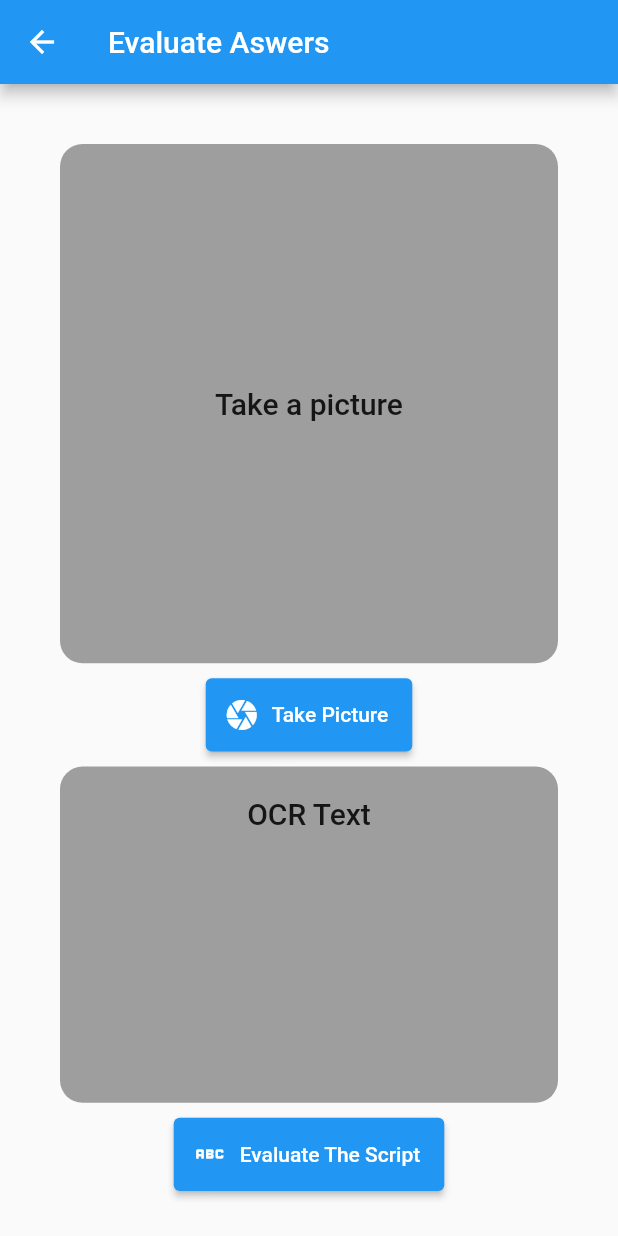
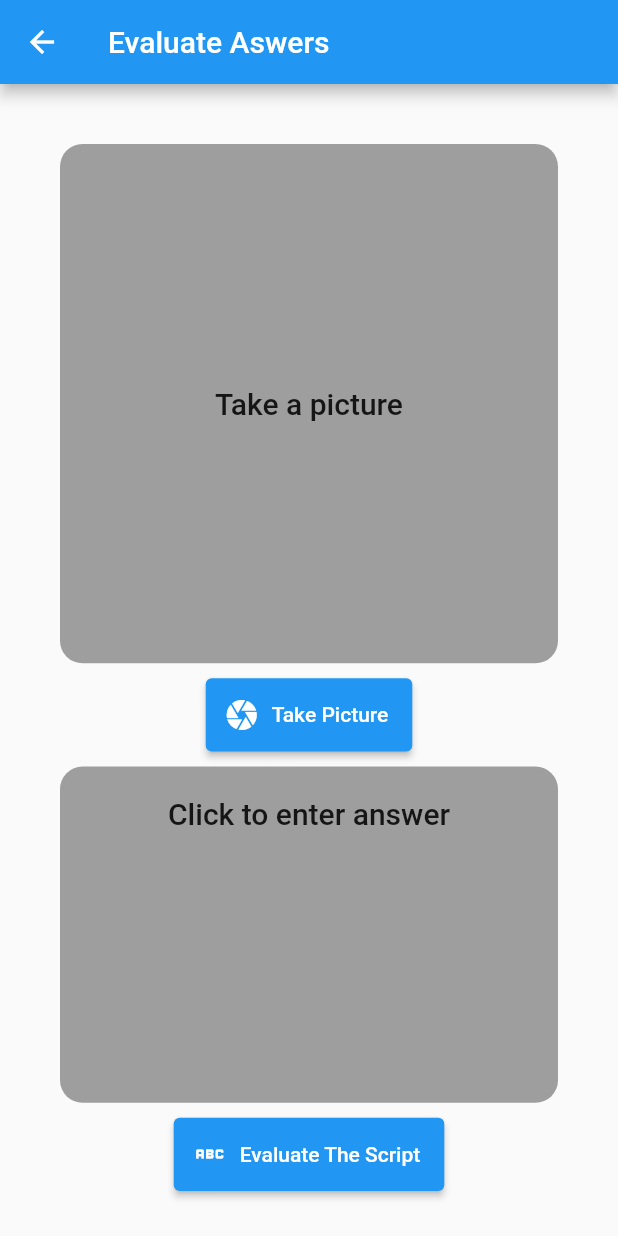
Before and after one commit to siddBhandari/eval.ai, a Flutter app: the OCRpage screen opened directly with empty values, on a phone screen of 412 x 824 dp. Run offline on Flutter 3.47's test engine with Material 2 defaults, Android fonts, the phone set to English and light mode, and no system bars; our stand-ins replace image_picker.

Commit message:
added custom answer

```diff
--- a/frontend/lib/main.dart
+++ b/frontend/lib/main.dart
@@ -1,4 +1,5 @@
 import 'package:flutter/material.dart';
+import 'package:form_app/editAnswer.dart';
 import 'package:form_app/form.dart';
 import 'package:form_app/ocr.dart';
 
@@ -19,6 +20,9 @@ class MyApp extends StatelessWidget {
         primarySwatch: Colors.blue,
       ),
       home: MainForm(),
+      routes: {
+        EditAnswer.routeName:(context)=>EditAnswer(),
+      },
     );
   }
 }
--- a/frontend/lib/ocr.dart
+++ b/frontend/lib/ocr.dart
@@ -1,6 +1,7 @@
 import 'dart:io';
 
 import 'package:flutter/material.dart';
+import 'package:form_app/editAnswer.dart';
 import 'package:form_app/imageview.dart';
 import 'package:image_picker/image_picker.dart';
 
@@ -15,6 +16,12 @@ class OCRpage extends StatefulWidget {
 
 class _OCRpageState extends State<OCRpage> {
   File? imageFile;
+  String answer = "";
+
+  _updateAnswer(String value) {
+    answer = value;
+    print(answer);
+  }
 
   void _getImageFromCamera() async {
     XFile? pickFile = await ImagePicker().pickImage(source: ImageSource.camera);
@@ -81,6 +88,7 @@ class _OCRpageState extends State<OCRpage> {
                 flex: 2,
               ),
               Expanded(
+                child: GestureDetector(
                   child: Container(
                     decoration: BoxDecoration(
                       borderRadius: BorderRadius.circular(15),
@@ -93,12 +101,23 @@ class _OCRpageState extends State<OCRpage> {
                     child: SingleChildScrollView(
                       child: Center(
                         child: Text(
-                        'OCR Text',
+                          imageFile == null
+                              ? "Click to enter answer"
+                              : answer == ''
+                                  ? 'OCR Text'
+                                  : answer,
                           style: TextStyle(
                               fontWeight: FontWeight.w500, fontSize: 20),
                         ),
                       ),
                     ),
+                  ),
+                  onTap: () {
+                    if (imageFile != null) {
+                      return;
+                    }
+                    Navigator.pushNamed(context, EditAnswer.routeName);
+                  },
                 ),
                 flex: 10,
               ),
```
Also changed, not shown: frontend/lib/editAnswer.dart (added, +39 -0 lines). Lines whose indentation alone changed are shown as unchanged.
